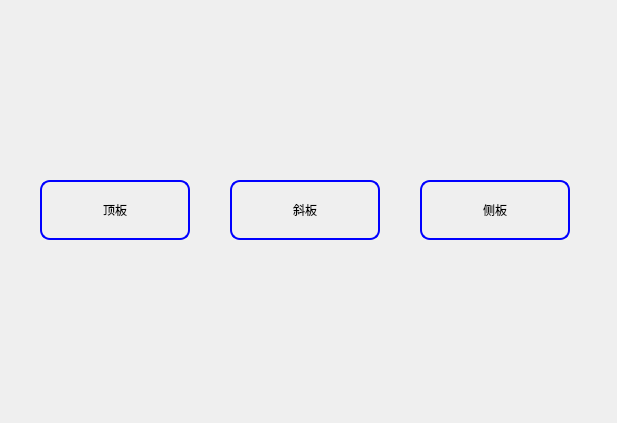
Qt form HMI/SceneSelectionWindow.ui (junyiha/Robot) before a commit.
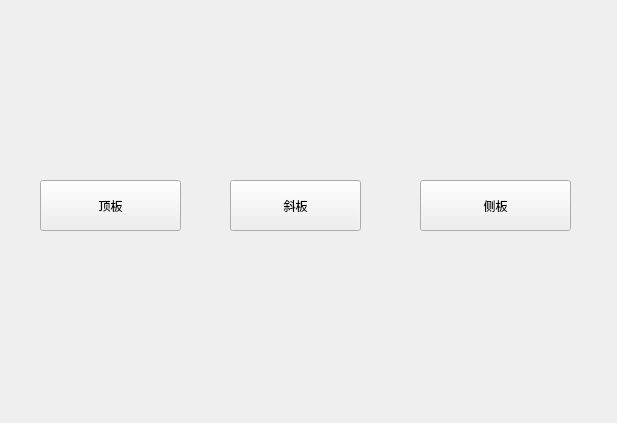
The same form after that commit.

The edit to the form file:
```diff
--- a/HMI/SceneSelectionWindow.ui
+++ b/HMI/SceneSelectionWindow.ui
@@ -18,26 +18,10 @@
     <rect>
      <x>40</x>
      <y>180</y>
-     <width>150</width>
-     <height>60</height>
+     <width>141</width>
+     <height>51</height>
     </rect>
    </property>
-   <property name="styleSheet">
-    <string notr="true">QPushButton {
-	font: 28pt &quot;黑体&quot;;
-    border: 2px solid blue;
-    border-radius: 10px;
-}
-QPushButton:hover {
-    border: 2px solid red;
-    border-radius: 10px;
-}
-
-QPushButton:pressed {
-    border: 2px solid green;
-    border-radius: 10px;
-}</string>
-   </property>
    <property name="text">
     <string>顶板</string>
    </property>
@@ -47,26 +31,10 @@
     <rect>
      <x>230</x>
      <y>180</y>
-     <width>150</width>
-     <height>60</height>
+     <width>131</width>
+     <height>51</height>
     </rect>
    </property>
-   <property name="styleSheet">
-    <string notr="true">QPushButton {
-	font: 28pt &quot;黑体&quot;;
-    border: 2px solid blue;
-    border-radius: 10px;
-}
-QPushButton:hover {
-    border: 2px solid red;
-    border-radius: 10px;
-}
-
-QPushButton:pressed {
-    border: 2px solid green;
-    border-radius: 10px;
-}</string>
-   </property>
    <property name="text">
     <string>斜板</string>
    </property>
@@ -76,26 +44,10 @@
     <rect>
      <x>420</x>
      <y>180</y>
-     <width>150</width>
-     <height>60</height>
+     <width>151</width>
+     <height>51</height>
     </rect>
    </property>
-   <property name="styleSheet">
-    <string notr="true">QPushButton {
-	font: 28pt &quot;黑体&quot;;
-    border: 2px solid blue;
-    border-radius: 10px;
-}
-QPushButton:hover {
-    border: 2px solid red;
-    border-radius: 10px;
-}
-
-QPushButton:pressed {
-    border: 2px solid green;
-    border-radius: 10px;
-}</string>
-   </property>
    <property name="text">
     <string>侧板</string>
    </property>
```
